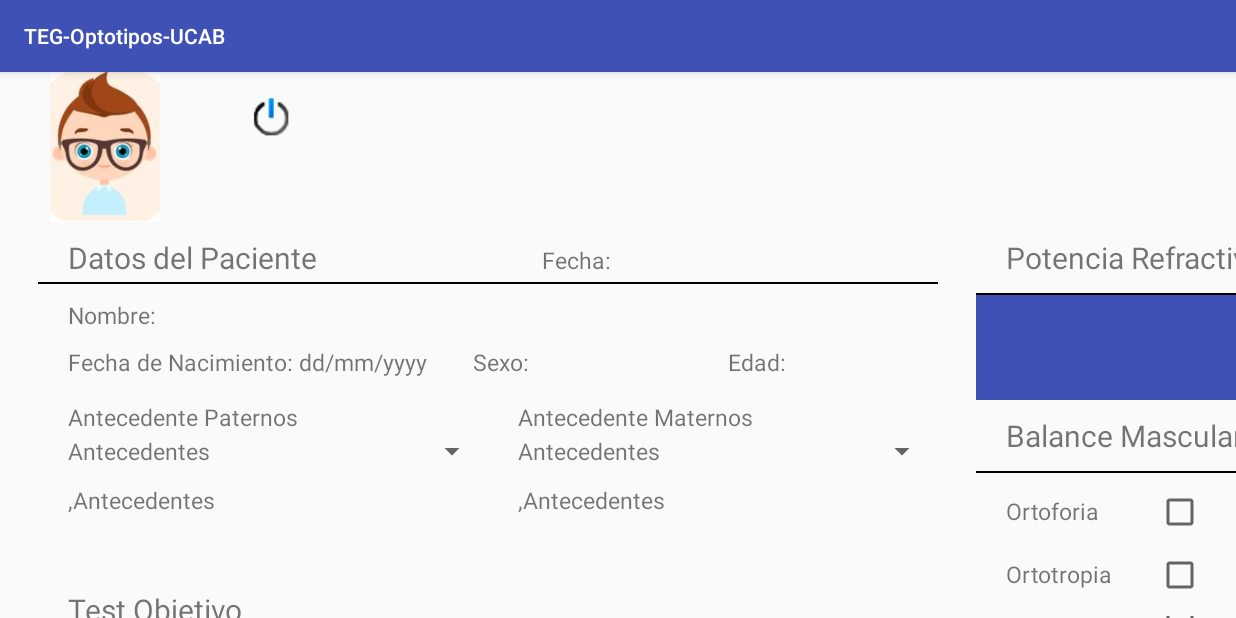
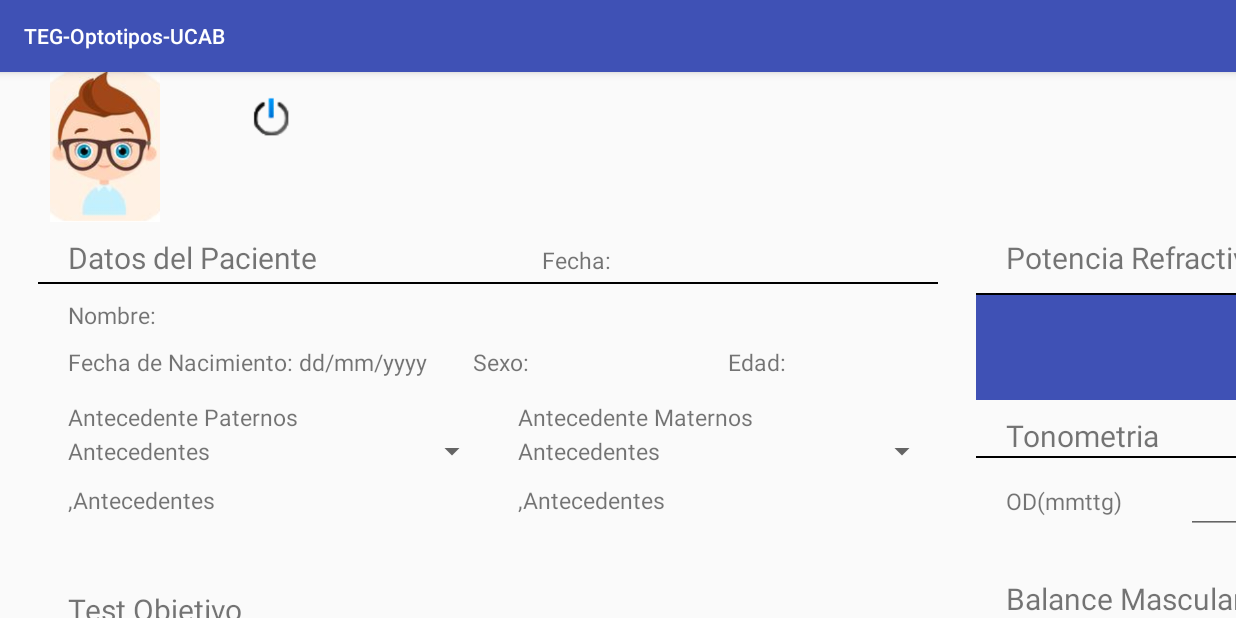
Before and after one commit to edgkid/Tesis-DEV, an Android app: the TestFormActivity screen opened directly, with no data from a screen before it, on a phone screen of 824 x 412 dp (held sideways). Run offline under Robolectric (Android 15) with nearby library versions, the phone set to English and light mode, and no system bars.

Commit message:
Aciones sobre Nuevo Formulario

```diff
--- a/MyApplication/app/src/main/java/tegdev/optotypes/CrudRequestTestActivity.java
+++ b/MyApplication/app/src/main/java/tegdev/optotypes/CrudRequestTestActivity.java
@@ -239,6 +239,10 @@ public class CrudRequestTestActivity extends AppCompatActivity implements View.O
         testControlActivity.putExtra("yearsOld", patient.getYearsOld());
         testControlActivity.putExtra("photo", patient.getPhoto());
 
+        Log.d("message", "control-" + String.valueOf(patient.getIdPatient()));
+        Log.d("message", "control-" + patient.getName());
+        Log.d("message", "control-" + patient.getYearsOld());
+
         try{
             Log.d("carta", "llamar");
             startActivity(testControlActivity);
--- a/MyApplication/app/src/main/res/layout/activity_test_form.xml
+++ b/MyApplication/app/src/main/res/layout/activity_test_form.xml
@@ -446,14 +446,16 @@
                     <TextView
                         android:layout_width="100dp"
                         android:layout_height="wrap_content"
-                        android:text="OD(mmttg):"
-                        android:layout_marginLeft="20dp"/>
+                        android:text="OD: "
+                        android:layout_marginLeft="20dp"
+                        android:layout_marginTop="15dp"/>
 
                     <EditText
                         android:id="@+id/idTextChromaticOd"
                         android:layout_width="match_parent"
                         android:layout_height="wrap_content"
-                        android:layout_marginRight="20dp"/>
+                        android:layout_marginRight="20dp"
+                        android:layout_marginTop="15dp"/>
 
                 </LinearLayout>
 
@@ -465,14 +467,16 @@
                     <TextView
                         android:layout_width="100dp"
                         android:layout_height="wrap_content"
-                        android:text="OI(mmttg):"
-                        android:layout_marginLeft="20dp"/>
+                        android:text="OI: "
+                        android:layout_marginLeft="20dp"
+                        android:layout_marginTop="15dp"/>
 
                     <EditText
                         android:id="@+id/idTextChromaticOi"
                         android:layout_width="match_parent"
                         android:layout_height="wrap_content"
-                        android:layout_marginRight="20dp"/>
+                        android:layout_marginRight="20dp"
+                        android:layout_marginTop="15dp"/>
 
                 </LinearLayout>
 
@@ -513,6 +517,78 @@
                 android:layout_height="70dp"
                 android:background="@color/colorPrimary"
                 android:orientation="horizontal">
+
+            </LinearLayout>
+
+            <LinearLayout
+                android:layout_width="match_parent"
+                android:layout_height="wrap_content">
+
+                <TextView
+                    android:layout_width="wrap_content"
+                    android:layout_height="wrap_content"
+                    android:layout_marginLeft="20dp"
+                    android:layout_marginTop="10dp"
+                    android:text="Tonometria"
+                    android:textSize="20dp" />
+
+            </LinearLayout>
+
+            <View
+                android:id="@+id/separatorTonometria"
+                android:layout_width="fill_parent"
+                android:layout_height="1dp"
+                android:background="@android:color/black" />
+
+            <LinearLayout
+                android:layout_width="match_parent"
+                android:layout_height="70dp"
+                android:orientation="horizontal">
+
+                <LinearLayout
+                android:layout_width="300dp"
+                android:layout_height="wrap_content"
+                android:orientation="horizontal">
+
+                <TextView
+                    android:layout_width="100dp"
+                    android:layout_height="wrap_content"
+                    android:textSize="15dp"
+                    android:text="OD(mmttg)"
+                    android:layout_marginLeft="20dp"
+                    android:layout_marginTop="5dp"/>
+
+                <EditText
+                    android:id="@+id/textTometriaOd"
+                    android:layout_width="200dp"
+                    android:layout_height="wrap_content"
+                    android:layout_marginLeft="20dp"
+                    android:layout_marginTop="5dp"/>
+
+                </LinearLayout>
+
+                <LinearLayout
+                    android:layout_width="300dp"
+                    android:layout_height="wrap_content"
+                    android:orientation="horizontal">
+
+                    <TextView
+                        android:layout_width="100dp"
+                        android:layout_height="wrap_content"
+                        android:textSize="15dp"
+                        android:text="OI(mmttg)"
+                        android:layout_marginLeft="20dp"
+                        android:layout_marginTop="5dp"/>
+
+                    <EditText
+                        android:id="@+id/textTometriaOi"
+                        android:layout_width="200dp"
+                        android:layout_height="wrap_content"
+                        android:layout_marginLeft="20dp"
+                        android:layout_marginTop="5dp"/>
+
+                </LinearLayout>
+
 
             </LinearLayout>
 
@@ -735,7 +811,7 @@
                     android:text="Colaboración del Paciente"
                     android:textSize="15dp"
                     android:layout_marginLeft="20dp"
-                    android:layout_marginTop="50dp"/>
+                    android:layout_marginTop="15dp"/>
 
                 <Spinner
                     android:id="@+id/DropDownCoperation"
@@ -743,7 +819,7 @@
                     android:layout_height="wrap_content"
                     android:layout_marginLeft="20dp"
                     android:layout_marginRight="20dp"
-                    android:layout_marginTop="20dp"></Spinner>
+                    android:layout_marginTop="10dp"></Spinner>
 
             </LinearLayout>
 
@@ -756,7 +832,7 @@
                     android:layout_width="match_parent"
                     android:layout_height="wrap_content"
                     android:text="Aceptar"
-                    android:layout_marginTop="50dp"/>
+                    android:layout_marginTop="15dp"/>
 
             </LinearLayout>
 
```
Also changed, not shown: MyApplication/app/src/main/java/tegdev/optotypes/HttpHandlerDiagnostic.java (+13 -1 lines), MyApplication/app/src/main/java/tegdev/optotypes/TestControlActivity.java (+9 -0 lines), MyApplication/app/src/main/java/tegdev/optotypes/TestFormActivity.java (+44 -6 lines).
